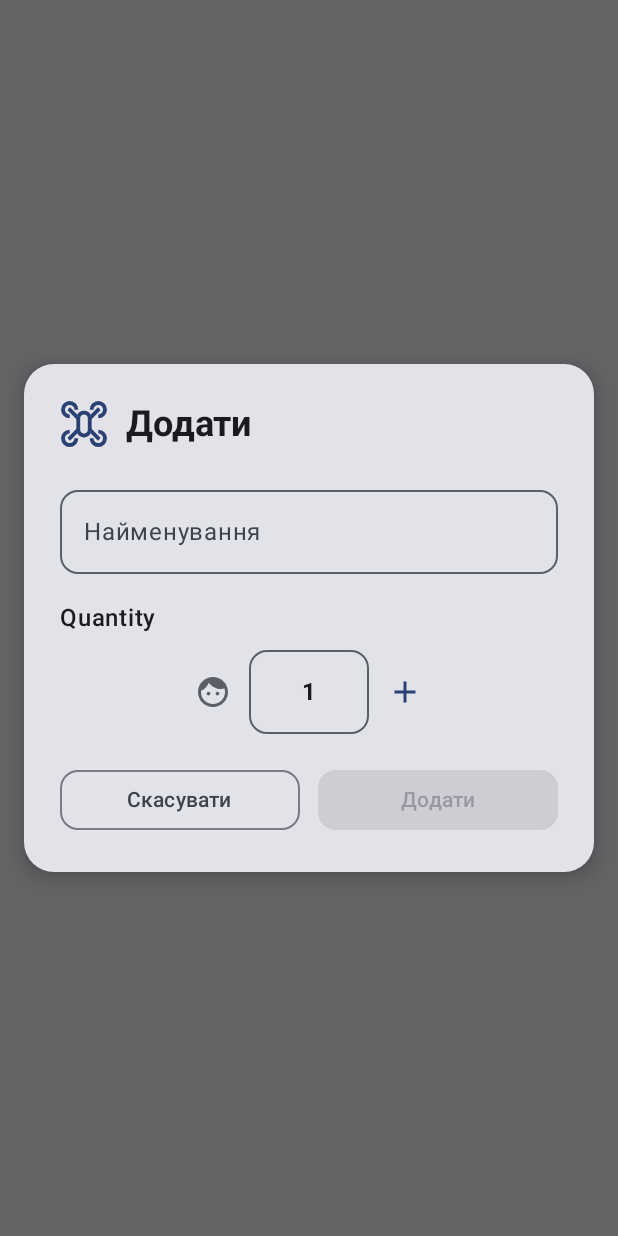
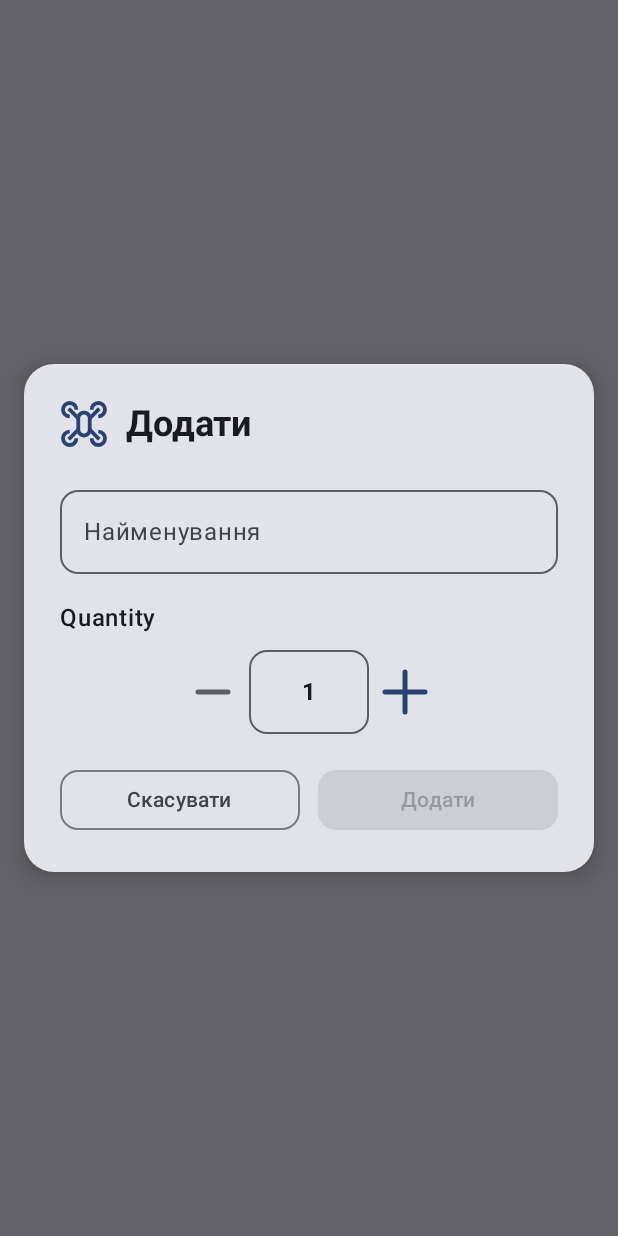
Before and after one commit to sargssss/companion159, an Android app built with Jetpack Compose: the composable InventoryItemDialog shown on its own in the app's theme, on a phone screen of 412 x 824 dp. Run offline under Robolectric (Android 15) with nearby library versions, the phone set to English and light mode, and no system bars; our stand-ins replace Room's generated code; 1 statement that could not run was skipped.

Commit message:
ui, icons update

```diff
--- a/app/src/main/java/com/lifelover/companion159/presentation/ui/inventory/InventoryItemDialog.kt
+++ b/app/src/main/java/com/lifelover/companion159/presentation/ui/inventory/InventoryItemDialog.kt
@@ -6,7 +6,6 @@ import androidx.compose.foundation.shape.RoundedCornerShape
 import androidx.compose.foundation.text.KeyboardOptions
 import androidx.compose.material.icons.Icons
 import androidx.compose.material.icons.filled.Add
-import androidx.compose.material.icons.filled.Edit
 import androidx.compose.material.icons.filled.Face
 import androidx.compose.material3.*
 import androidx.compose.runtime.*
@@ -100,7 +99,7 @@ fun InventoryItemDialog(
                             enabled = quantity > 1
                         ) {
                             Icon(
-                                imageVector = Icons.Default.Face,
+                                painter = painterResource(R.drawable.minus),
                                 contentDescription = "Decrease quantity",
                                 tint = if (quantity > 1) MaterialTheme.colorScheme.primary
                                 else MaterialTheme.colorScheme.outline
@@ -132,7 +131,7 @@ fun InventoryItemDialog(
                             onClick = { quantity++ }
                         ) {
                             Icon(
-                                imageVector = Icons.Default.Add,
+                                painter = painterResource(R.drawable.plus_large),
                                 contentDescription = "Increase quantity",
                                 tint = MaterialTheme.colorScheme.primary
                             )
--- /dev/null
+++ b/app/src/main/res/drawable/minus.xml
@@ -0,0 +1,13 @@
+<vector xmlns:android="http://schemas.android.com/apk/res/android"
+    android:width="800dp"
+    android:height="800dp"
+    android:viewportWidth="24"
+    android:viewportHeight="24">
+  <path
+      android:pathData="M6,12L18,12"
+      android:strokeLineJoin="round"
+      android:strokeWidth="2"
+      android:fillColor="#00000000"
+      android:strokeColor="#000000"
+      android:strokeLineCap="round"/>
+</vector>
--- /dev/null
+++ b/app/src/main/res/drawable/plus_large.xml
@@ -0,0 +1,13 @@
+<vector xmlns:android="http://schemas.android.com/apk/res/android"
+    android:width="800dp"
+    android:height="800dp"
+    android:viewportWidth="24"
+    android:viewportHeight="24">
+  <path
+      android:pathData="M4,12H20M12,4V20"
+      android:strokeLineJoin="round"
+      android:strokeWidth="2"
+      android:fillColor="#00000000"
+      android:strokeColor="#000000"
+      android:strokeLineCap="round"/>
+</vector>
```
Also changed, not shown: app/src/main/java/com/lifelover/companion159/presentation/ui/components/SyncStatusIndicator.kt (+6 -4 lines), app/src/main/java/com/lifelover/companion159/presentation/ui/inventory/InventoryItemCard.kt (+5 -7 lines), app/src/main/java/com/lifelover/companion159/presentation/ui/main/MainMenuScreen.kt (+13 -14 lines), app/src/main/res/drawable/repeat.xml (added, +13 -0 lines), app/src/main/res/drawable/sync_attention.xml (added, +13 -0 lines), app/src/main/res/drawable/sync_check.xml (added, +13 -0 lines).
